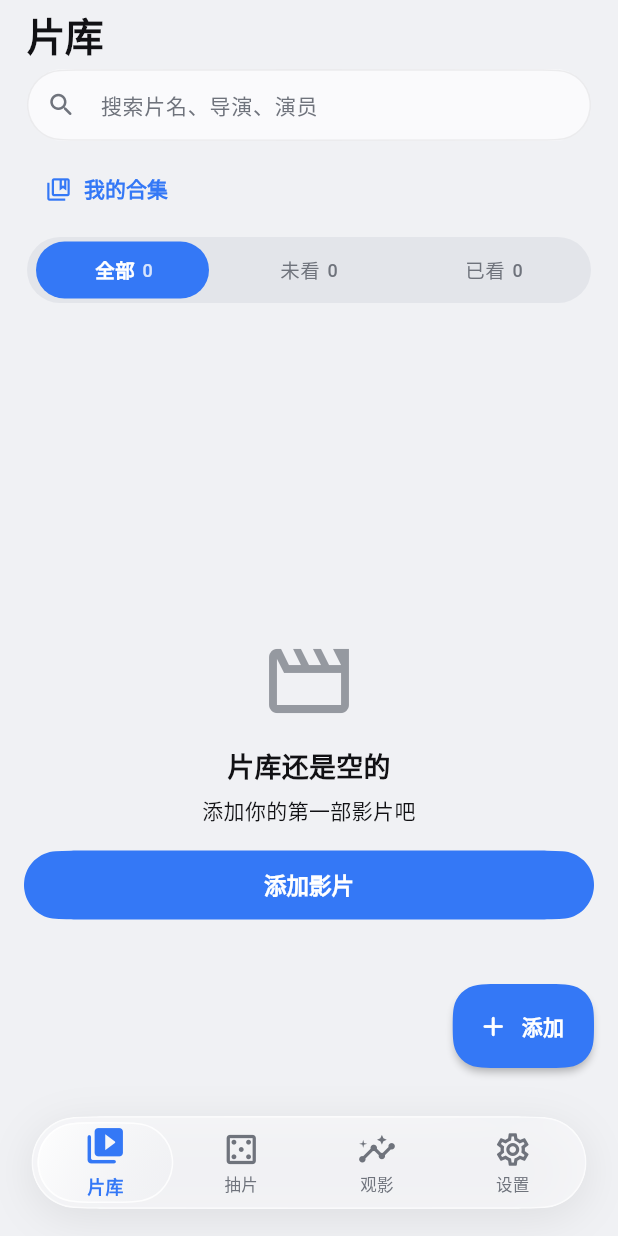
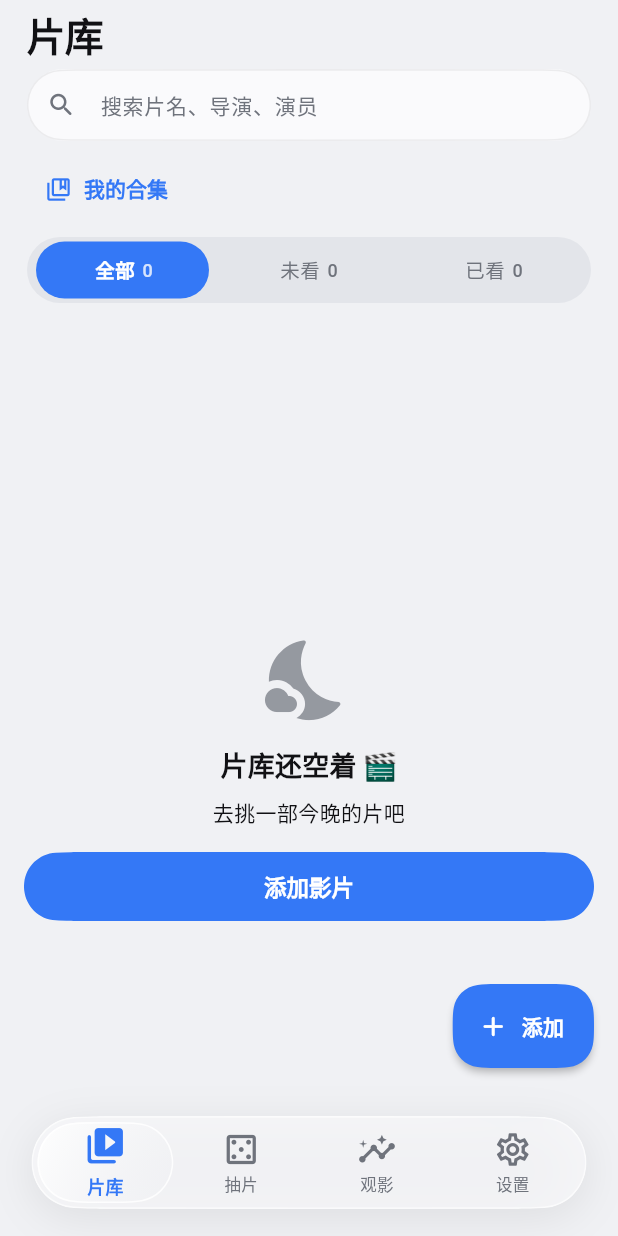
Before and after one commit to KUDURO-jw/Pianke-0.2-derivative, a Flutter app: the screen it shows after launch, on a phone screen of 412 x 824 dp. Run offline on Flutter 3.47's test engine with Material 3 defaults, Android fonts, the phone set to English and light mode, and no system bars; our stand-ins replace cached_network_image, dio, file_picker, flutter_secure_storage, go_router, package_info_plus and 3 more; accounts and stored records are empty.

Commit message:
feat: 0.2.16 交互质感升级（开奖反馈、呼吸动效、左滑删除、星星回弹、空状态）

```diff
--- a/lib/pages/movies/movies_page.dart
+++ b/lib/pages/movies/movies_page.dart
@@ -245,7 +245,7 @@ class _MoviesPageState extends State<MoviesPage> {
                           LibraryFilter.watched => '还没有已看的影片',
                           LibraryFilter.unwatched => '所有影片都看过啦',
                           LibraryFilter.all =>
-                            state.searchQuery.isEmpty ? '片库还是空的' : '没有找到匹配的影片',
+                            state.searchQuery.isEmpty ? '片库还空着 🎬' : '没有找到匹配的影片',
                         };
                   final emptySubtitle = searching
                       ? '可以清空搜索词，或切换到全部影片再试'
@@ -254,7 +254,7 @@ class _MoviesPageState extends State<MoviesPage> {
                           LibraryFilter.unwatched => '添加新影片继续探索',
                           LibraryFilter.all =>
                             state.searchQuery.isEmpty
-                                ? '添加你的第一部影片吧'
+                                ? '去挑一部今晚的片吧'
                                 : '试试其他搜索词',
                         };
 
@@ -263,7 +263,9 @@ class _MoviesPageState extends State<MoviesPage> {
                     child: EmptyState(
                       title: emptyLabel,
                       subtitle: emptySubtitle,
-                      icon: Icons.movie_outlined,
+                      icon: searching
+                          ? Icons.search_off_rounded
+                          : Icons.nights_stay_rounded,
                       onAction: searching || state.filter != LibraryFilter.all
                           ? () {
                               _searchController.clear();
```
